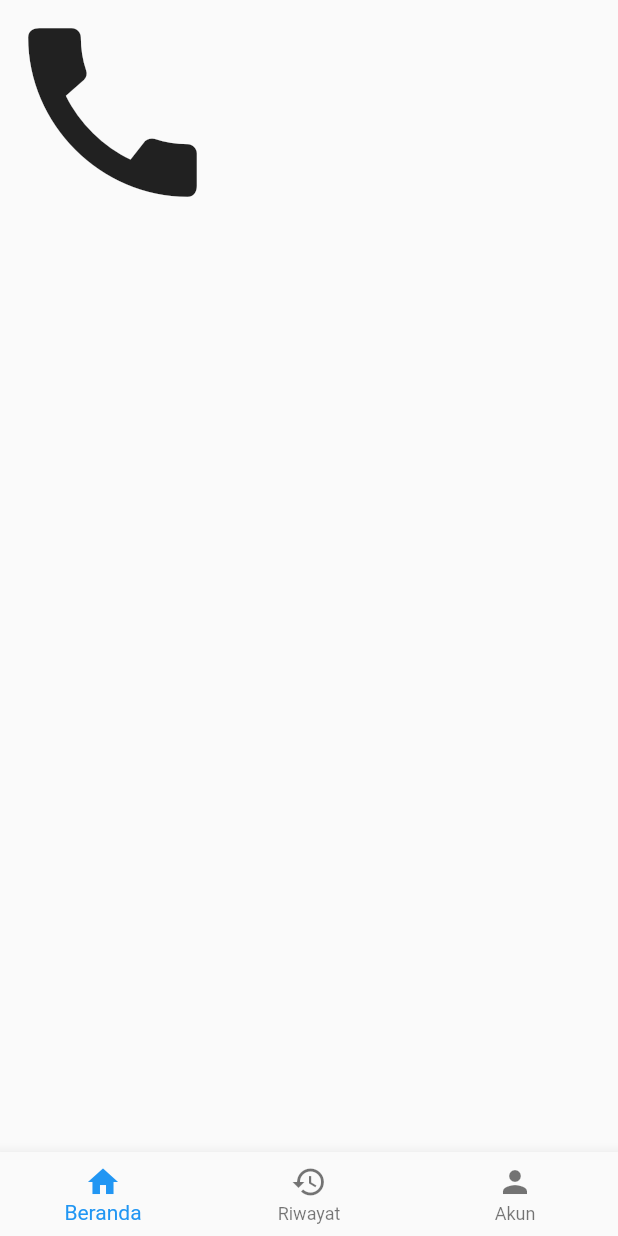
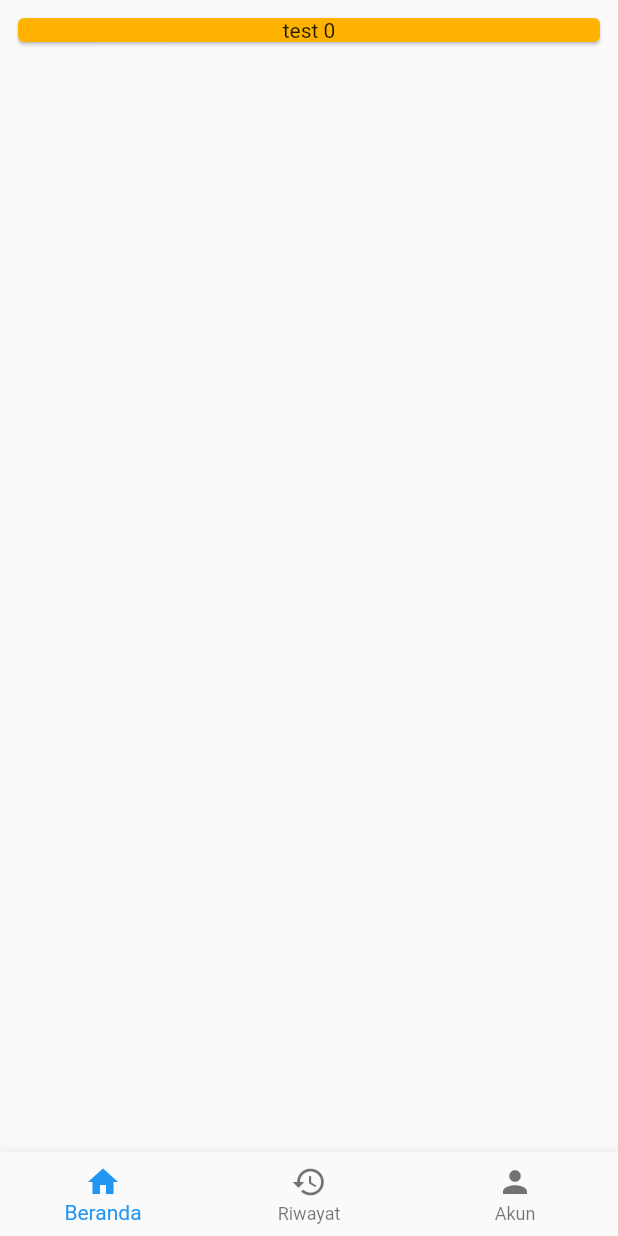
Before and after one commit to theodoroesjoshua/A, a Flutter app: the screen it shows after launch, on a phone screen of 412 x 824 dp. Run offline on Flutter 3.47's test engine with Material 2 defaults, Android fonts, the phone set to English and light mode, and no system bars.

Commit message:
Implement basic card list view

```diff
--- a/lib/main.dart
+++ b/lib/main.dart
@@ -1,7 +1,8 @@
 import 'package:flutter/material.dart';
+import 'dart:math';
 
 void main() {
-  runApp(MainApp());
+  runApp(const MainApp());
 }
 
 class MainApp extends StatefulWidget {
@@ -14,21 +15,6 @@ class MainApp extends StatefulWidget {
 class _MainAppState extends State<MainApp> {
   int _selectedIndex = 0;
 
-  static const List<Widget> _pages = <Widget>[
-    Icon(
-      Icons.call,
-      size: 150,
-    ),
-    Icon(
-      Icons.camera,
-      size: 150,
-    ),
-    Icon(
-      Icons.chat,
-      size: 150,
-    ),
-  ];
-
   // This widget is the root of your application.
   @override
   Widget build(BuildContext context) {
@@ -37,11 +23,25 @@ class _MainAppState extends State<MainApp> {
       home: Scaffold(
         body: IndexedStack(
           index: _selectedIndex,
-          children: _pages,
+          children: _createMainPages(),
         ),
         bottomNavigationBar: _bottomNavigationBar(),
       ),
     );
+  }
+
+  List<Widget> _createMainPages() {
+    return <Widget>[
+      const HomePage(),
+      const Icon(
+        Icons.camera,
+        size: 150,
+      ),
+      const Icon(
+        Icons.chat,
+        size: 150,
+      ),
+    ];
   }
 
   Widget _bottomNavigationBar() {
@@ -71,3 +71,51 @@ class _MainAppState extends State<MainApp> {
     });
   }
 }
+
+class HomePage extends StatefulWidget {
+  const HomePage({Key? key}) : super(key: key);
+
+  @override
+  State<HomePage> createState() => _HomePageState();
+}
+
+class Voucher {
+  final String description;
+
+  const Voucher({
+    required this.description,
+  });
+}
+
+class _HomePageState extends State<HomePage> {
+  late List<Voucher> vouchers;
+
+  @override
+  void initState() {
+    super.initState();
+    vouchers = <Voucher>[];
+
+    var rng = Random();
+    final totalDummyVouchers = rng.nextInt(5) + 1;
+    for (var i = 0; i < totalDummyVouchers; i++) {
+      vouchers.add(Voucher(description: "test $i"));
+    }
+  }
+
+  @override
+  Widget build(BuildContext context) {
+    return Center(
+      child: ListView(
+        padding: const EdgeInsets.all(8),
+        children: vouchers.map(_createVoucherWidget).toList(),
+      ),
+    );
+  }
+
+  Widget _createVoucherWidget(Voucher voucher) {
+    return Card(
+      color: Colors.amber[600],
+      child: Center(child: Text(voucher.description)),
+    );
+  }
+}
```
Also changed, not shown: 1 other file.
